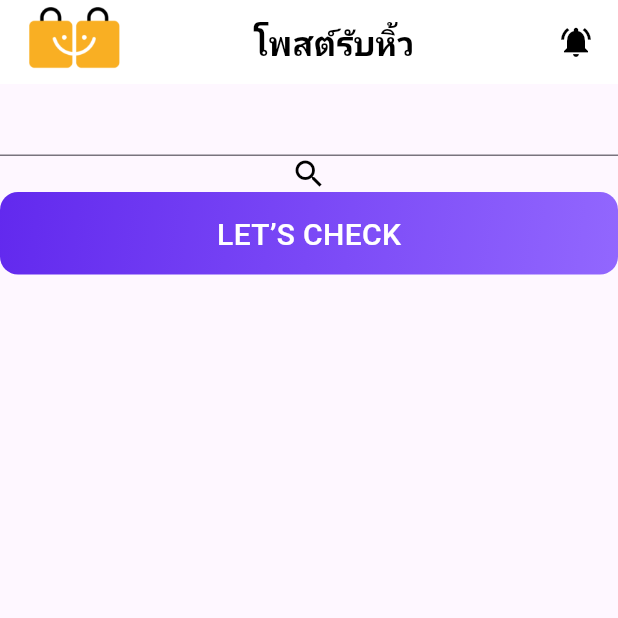
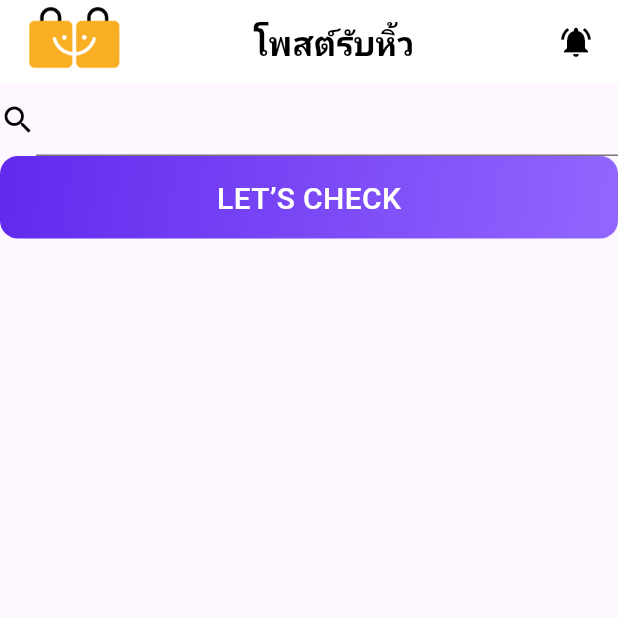
Before and after one commit to Gnury/new_hew_hew, a Flutter app: the screen it shows after launch, on a phone screen of 412 x 824 dp, the top half of it. Run offline on Flutter 3.47's test engine with Material 3 defaults, Android fonts, the phone set to English and light mode, and no system bars; our stand-ins replace card_swiper, cloud_firestore, easy_debounce, firebase_core, firebase_storage, image_picker; accounts and stored records are empty; Roboto replaces fonts that are missing (Mitr).

Commit message:
update render error

```diff
--- a/lib/main.dart
+++ b/lib/main.dart
@@ -3,6 +3,7 @@ import 'package:new_hew_hew/pages/feed_page.dart';
 
 void main() {
   runApp(const MyApp());
+  // WidgetsFlutterBinding.ensureInitialized();
 }
 
 class MyApp extends StatelessWidget {
--- a/lib/pages/feed_page.dart
+++ b/lib/pages/feed_page.dart
@@ -25,87 +25,87 @@ class _FeedPageState extends State<FeedPage> {
 
   @override
   Widget build(BuildContext context) {
-    if (PostCard == null) {
-      return Scaffold(
-        appBar: AppBar(
-          backgroundColor: Colors.white,
-          title: Row(
-            children: [
-              Image.asset(
-                'assets/images/icon-hew-hew.png',
-                fit: BoxFit.cover,
-                height: 60,
-              ),
-              const Spacer(),
-              const Text(
-                'โพสต์รับหิ้ว',
-                style:
-                    TextStyle(color: Colors.black, fontWeight: FontWeight.bold),
-              ),
-              const Spacer(),
-              const SizedBox(
-                width: 10,
-              ),
-              const Icon(
-                Icons.notifications_active,
-                color: Colors.black,
-              ),
-            ],
-          ),
-        ),
-        body: Row(
-          mainAxisAlignment: MainAxisAlignment.end,
-          children: [
-            Expanded(
-              child: InkWell(
-                onTap: () {
-                  Navigator.push(
-                    context,
-                    MaterialPageRoute(
-                      builder: (context) => const CreatePostPage(),
-                    ),
-                  );
-                },
-                child: Container(
-                  height: 55,
-                  padding: const EdgeInsets.symmetric(
-                    horizontal: 24,
-                    vertical: 12,
-                  ),
-                  decoration: ShapeDecoration(
-                    gradient: const LinearGradient(
-                      begin: Alignment.topLeft,
-                      end: Alignment.bottomRight,
-                      colors: [Color(0xFF6229EE), Color(0xFF9267FE)],
-                    ),
-                    shape: RoundedRectangleBorder(
-                      borderRadius: BorderRadius.circular(12),
-                    ),
-                  ),
-                  child: const Row(
-                    mainAxisSize: MainAxisSize.min,
-                    mainAxisAlignment: MainAxisAlignment.center,
-                    crossAxisAlignment: CrossAxisAlignment.center,
-                    children: [
-                      Text(
-                        "LET’S CHECK",
-                        style: TextStyle(
-                          color: Colors.white,
-                          fontSize: 20,
-                          fontFamily: "Mitr",
-                          fontWeight: FontWeight.w500,
-                          height: 0,
-                        ),
-                      ),
-                    ],
-                  ),
-                ),
-              ),
-            ),
-          ],
-        ),
-      );
-    } else {
+    // if (PostCard == null) {
+    //   return Scaffold(
+    //     appBar: AppBar(
+    //       backgroundColor: Colors.white,
+    //       title: Row(
+    //         children: [
+    //           Image.asset(
+    //             'assets/images/icon-hew-hew.png',
+    //             fit: BoxFit.cover,
+    //             height: 60,
+    //           ),
+    //           const Spacer(),
+    //           const Text(
+    //             'โพสต์รับหิ้ว',
+    //             style:
+    //                 TextStyle(color: Colors.black, fontWeight: FontWeight.bold),
+    //           ),
+    //           const Spacer(),
+    //           const SizedBox(
+    //             width: 10,
+    //           ),
+    //           const Icon(
+    //             Icons.notifications_active,
+    //             color: Colors.black,
+    //           ),
+    //         ],
+    //       ),
+    //     ),
+    //     body: Row(
+    //       mainAxisAlignment: MainAxisAlignment.end,
+    //       children: [
+    //         Expanded(
+    //           child: InkWell(
+    //             onTap: () {
+    //               Navigator.push(
+    //                 context,
+    //                 MaterialPageRoute(
+    //                   builder: (context) => const CreatePostPage(),
+    //                 ),
+    //               );
+    //             },
+    //             child: Container(
+    //               height: 55,
+    //               padding: const EdgeInsets.symmetric(
+    //                 horizontal: 24,
+    //                 vertical: 12,
+    //               ),
+    //               decoration: ShapeDecoration(
+    //                 gradient: const LinearGradient(
+    //                   begin: Alignment.topLeft,
+    //                   end: Alignment.bottomRight,
+    //                   colors: [Color(0xFF6229EE), Color(0xFF9267FE)],
+    //                 ),
+    //                 shape: RoundedRectangleBorder(
+    //                   borderRadius: BorderRadius.circular(12),
+    //                 ),
+    //               ),
+    //               child: const Row(
+    //                 mainAxisSize: MainAxisSize.min,
+    //                 mainAxisAlignment: MainAxisAlignment.center,
+    //                 crossAxisAlignment: CrossAxisAlignment.center,
+    //                 children: [
+    //                   Text(
+    //                     "LET’S CHECK",
+    //                     style: TextStyle(
+    //                       color: Colors.white,
+    //                       fontSize: 20,
+    //                       fontFamily: "Mitr",
+    //                       fontWeight: FontWeight.w500,
+    //                       height: 0,
+    //                     ),
+    //                   ),
+    //                 ],
+    //               ),
+    //             ),
+    //           ),
+    //         ),
+    //       ],
+    //     ),
+    //   );
+    // } else {
       return Scaffold(
         appBar: AppBar(
           backgroundColor: Colors.white,
@@ -136,7 +136,14 @@ class _FeedPageState extends State<FeedPage> {
         body: Container(
           child: Column(
             children: [
-              TextFormField(
+              Row(
+                children: [
+                  const Icon(
+                    Icons.search,
+                    color: Colors.black,
+                  ),
+                  Expanded(
+                    child: TextFormField(
                       controller: SerchController,
                       onChanged: (val) {
                         EasyDebounce.debounce(
@@ -149,9 +156,8 @@ class _FeedPageState extends State<FeedPage> {
                         );
                       },
                     ),
-              const Icon(
-                Icons.search,
-                color: Colors.black,
+                  ),
+                ],
               ),
               PostCard(
                 swiperController: swiperController,
@@ -221,4 +227,4 @@ class _FeedPageState extends State<FeedPage> {
       );
     }
   }
-}
+// }
```
Lines whose indentation alone changed are shown as unchanged.
